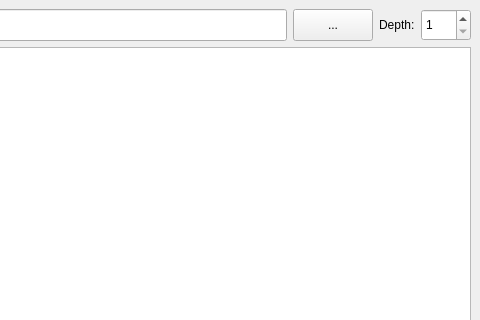
Before: the Qt Designer form Shear/Shear.ui in AlexMoga2004/Shear, drawn with Qt 5; both pictures show x 320 to 800 and y 0 to 320 of the 800 by 600 pixel window.
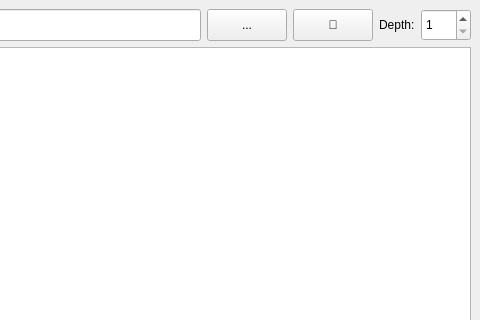
After: the same form once the commit is applied.

What changed in the file:
```diff
--- a/Shear/Shear.ui
+++ b/Shear/Shear.ui
@@ -73,6 +73,22 @@
 								</property>
 							</widget>
 						</item>
+						<item>
+							<widget class="QPushButton" name="btnOpenFolder">
+								<property name="minimumSize">
+									<size>
+										<width>32</width>
+										<height>32</height>
+									</size>
+								</property>
+								<property name="text">
+									<string>📂</string>
+								</property>
+								<property name="toolTip">
+									<string>Open current directory in Explorer</string>
+								</property>
+							</widget>
+						</item>
 						<item>
 							<widget class="QLabel" name="labelDepth">
 								<property name="text">
```
